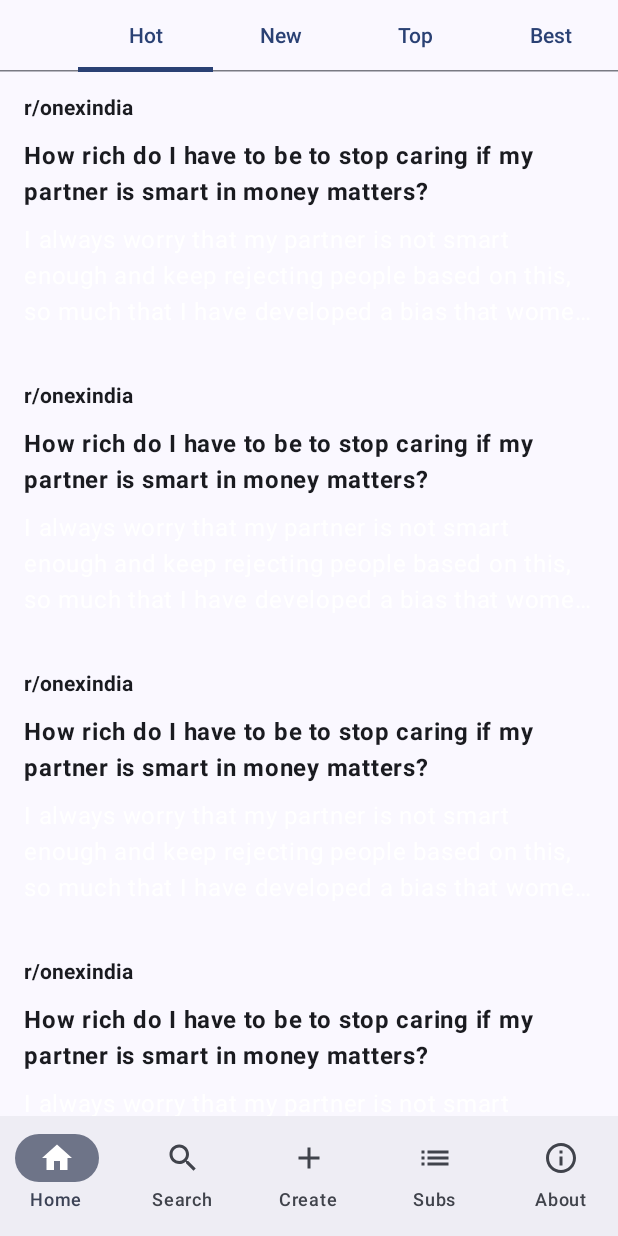
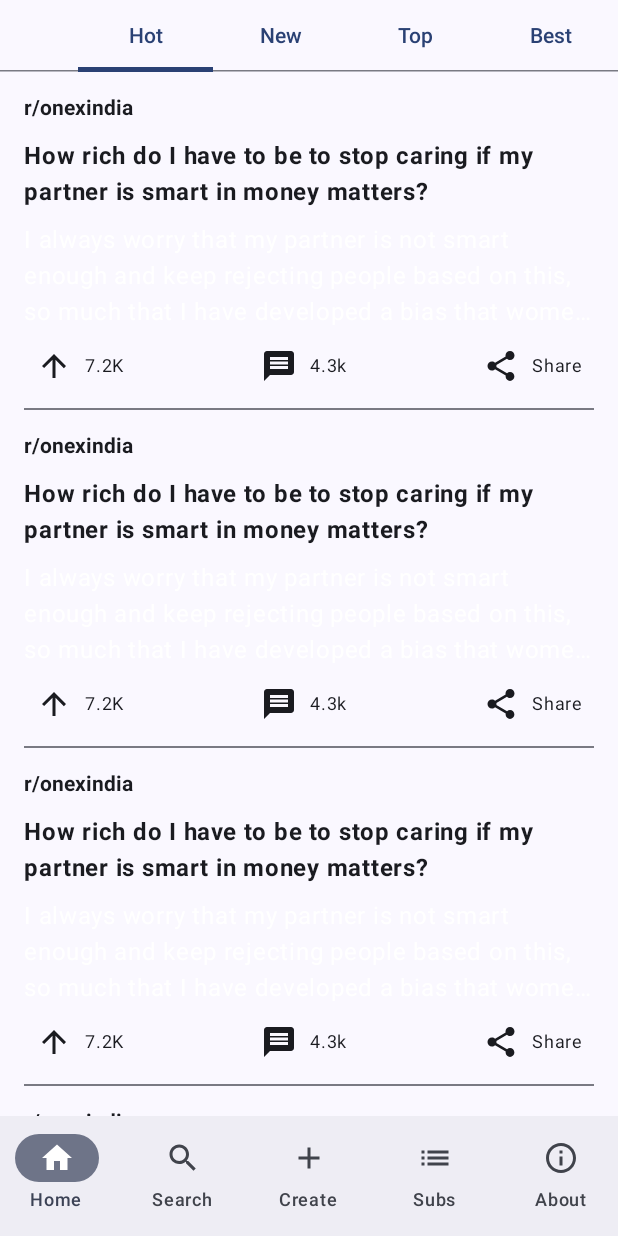
Before and after one commit to sahianmol1/Bronco-for-Reddit, an Android app built with Jetpack Compose: the screen it shows after launch (MainActivity), on a phone screen of 412 x 824 dp. Run offline under Robolectric (Android 15) with nearby library versions, the phone set to English and light mode, and no system bars.

Commit message:
complete post widget ui

```diff
--- a/app/build.gradle.kts
+++ b/app/build.gradle.kts
@@ -66,4 +66,8 @@ dependencies {
     androidTestImplementation("androidx.compose.ui:ui-test-junit4")
     debugImplementation("androidx.compose.ui:ui-tooling")
     debugImplementation("androidx.compose.ui:ui-test-manifest")
+
+    // Extended material icons
+    implementation("androidx.compose.material:material-icons-extended")
+
 }
--- a/app/src/main/java/com/bestway/broncoforreddit/ui/features/common/widgets/BRHorizontalPager.kt
+++ b/app/src/main/java/com/bestway/broncoforreddit/ui/features/common/widgets/BRHorizontalPager.kt
@@ -16,7 +16,7 @@ import androidx.compose.runtime.saveable.rememberSaveable
 import androidx.compose.ui.Alignment
 import androidx.compose.ui.Modifier
 import com.bestway.broncoforreddit.data.mock.MockPost
-import com.bestway.broncoforreddit.ui.features.home.components.PostWidget
+import com.bestway.broncoforreddit.ui.features.redditlistings.components.PostWidget
 
 @OptIn(ExperimentalFoundationApi::class)
 @Composable
--- a/app/src/main/java/com/bestway/broncoforreddit/ui/features/home/components/PostWidget.kt
+++ /dev/null
@@ -1,69 +0,0 @@
-package com.bestway.broncoforreddit.ui.features.home.components
-
-import androidx.compose.foundation.clickable
-import androidx.compose.foundation.layout.Column
-import androidx.compose.foundation.layout.padding
-import androidx.compose.material3.MaterialTheme
-import androidx.compose.material3.Text
-import androidx.compose.runtime.Composable
-import androidx.compose.ui.Modifier
-import androidx.compose.ui.text.TextStyle
-import androidx.compose.ui.text.font.FontWeight
-import androidx.compose.ui.text.style.TextOverflow
-import androidx.compose.ui.tooling.preview.Preview
-import androidx.compose.ui.unit.dp
-
-@Composable
-fun PostWidget(modifier: Modifier = Modifier) {
-  Column(
-    modifier = modifier
-      .clickable {  }
-      .padding(16.dp),
-  ) {
-    SubRedditName()
-    PostTitle()
-    PostDescription()
-  }
-}
-
-@Composable
-fun SubRedditName() {
-  Text(
-    modifier = Modifier.padding(bottom = 8.dp),
-    style = TextStyle(
-      fontWeight = FontWeight.Bold
-    ),
-    text = "r/onexindia",
-    maxLines = 1,
-    overflow = TextOverflow.Ellipsis
-  )
-}
-
-@Composable
-fun PostTitle() {
-  Text(
-    modifier = Modifier.padding(vertical = 4.dp),
-        fontWeight = FontWeight.Bold,
-    text = "How rich do I have to be to stop caring if my partner is smart in money matters?",
-    maxLines = 3,
-    overflow = TextOverflow.Ellipsis
-  )
-}
-
-@Composable
-fun PostDescription() {
-  Text(
-    modifier = Modifier.padding(vertical = 4.dp),
-    text =
-      "I always worry that my partner is not smart enough and keep rejecting people based on this, so much that I have developed a bias that women should have good money understanding. How should I stop caring about this. Please help.",
-    color = MaterialTheme.colorScheme.onSecondaryContainer,
-    maxLines = 3,
-    overflow = TextOverflow.Ellipsis
-  )
-}
-
-@Preview
-@Composable
-fun PostPreview() {
-  PostWidget()
-}
--- /dev/null
+++ b/app/src/main/java/com/bestway/broncoforreddit/ui/features/redditlistings/components/PostWidget.kt
@@ -0,0 +1,146 @@
+package com.bestway.broncoforreddit.ui.features.redditlistings.components
+
+import androidx.compose.foundation.clickable
+import androidx.compose.foundation.layout.Arrangement
+import androidx.compose.foundation.layout.Column
+import androidx.compose.foundation.layout.Row
+import androidx.compose.foundation.layout.fillMaxWidth
+import androidx.compose.foundation.layout.padding
+import androidx.compose.foundation.layout.wrapContentHeight
+import androidx.compose.material.icons.Icons
+import androidx.compose.material.icons.filled.ArrowUpward
+import androidx.compose.material.icons.filled.Message
+import androidx.compose.material.icons.filled.Share
+import androidx.compose.material3.Divider
+import androidx.compose.material3.Icon
+import androidx.compose.material3.MaterialTheme
+import androidx.compose.material3.Text
+import androidx.compose.runtime.Composable
+import androidx.compose.ui.Alignment
+import androidx.compose.ui.Modifier
+import androidx.compose.ui.graphics.vector.ImageVector
+import androidx.compose.ui.res.stringResource
+import androidx.compose.ui.text.TextStyle
+import androidx.compose.ui.text.font.FontWeight
+import androidx.compose.ui.text.style.TextAlign
+import androidx.compose.ui.text.style.TextOverflow
+import androidx.compose.ui.tooling.preview.Preview
+import androidx.compose.ui.unit.dp
+import androidx.compose.ui.unit.sp
+import com.bestway.broncoforreddit.R
+
+@Composable
+fun PostWidget(modifier: Modifier = Modifier) {
+    Column(
+        modifier = modifier
+            .clickable { }
+            .padding(top = 8.dp)
+            .padding(horizontal = 16.dp),
+    ) {
+        SubRedditName()
+        PostTitle()
+        PostDescription()
+        PostActions()
+        Divider(
+            modifier = Modifier
+                .padding(top = 8.dp)
+        )
+    }
+}
+
+@Composable
+fun SubRedditName() {
+    Text(
+        modifier = Modifier
+            .clickable {  }
+            .padding(vertical = 8.dp),
+        style = TextStyle(
+            fontWeight = FontWeight.Bold
+        ),
+        text = "r/onexindia",
+        maxLines = 1,
+        overflow = TextOverflow.Ellipsis
+    )
+}
+
+@Composable
+fun PostTitle() {
+    Text(
+        modifier = Modifier.padding(vertical = 4.dp),
+        fontWeight = FontWeight.Bold,
+        text = "How rich do I have to be to stop caring if my partner is smart in money matters?",
+        maxLines = 3,
+        overflow = TextOverflow.Ellipsis
+    )
+}
+
+@Composable
+fun PostDescription() {
+    Text(
+        modifier = Modifier.padding(vertical = 4.dp),
+        text =
+        "I always worry that my partner is not smart enough and keep rejecting people based on this, so much that I have developed a bias that women should have good money understanding. How should I stop caring about this. Please help.",
+        color = MaterialTheme.colorScheme.onSecondaryContainer,
+        maxLines = 3,
+        overflow = TextOverflow.Ellipsis
+    )
+}
+
+@Composable
+fun PostActions() {
+    Row(
+        modifier = Modifier
+            .fillMaxWidth(),
+        horizontalArrangement = Arrangement.SpaceBetween
+    ) {
+        PostActionItem(
+            icon = Icons.Default.ArrowUpward,
+            label = "7.2K",
+            actionDescription = stringResource(R.string.upvote)
+        )
+        PostActionItem(
+            icon = Icons.Default.Message,
+            label = "4.3k",
+            actionDescription = stringResource(R.string.comment)
+        )
+        PostActionItem(
+            icon = Icons.Default.Share,
+            label = stringResource(R.string.share),
+            actionDescription = stringResource(R.string.share)
+        )
+    }
+}
+
+@Composable
+fun PostActionItem(icon: ImageVector, label: String, actionDescription: String) {
+    Row(
+        modifier = Modifier
+            .wrapContentHeight()
+            .clickable { },
+        verticalAlignment = Alignment.CenterVertically
+    ) {
+        Icon(
+            modifier = Modifier
+                .padding(start = 8.dp)
+                .padding(vertical = 8.dp),
+            imageVector = icon,
+            contentDescription = stringResource(
+                R.string.post_action_content_description,
+                actionDescription
+            )
+        )
+        Text(
+            modifier = Modifier
+                .padding(horizontal = 8.dp, vertical = 8.dp),
+            text = label,
+            fontSize = 12.sp,
+            textAlign = TextAlign.Center
+        )
+    }
+}
+
+@Preview
+@Composable
+fun PostPreview() {
+    PostWidget()
+}
--- a/app/src/main/res/values/strings.xml
+++ b/app/src/main/res/values/strings.xml
@@ -12,4 +12,8 @@
     <string name="create">Create</string>
     <string name="subs">Subs</string>
     <string name="about">About</string>
+    <string name="post_action_content_description">Post Action %1$s</string>
+    <string name="upvote">Upvote</string>
+    <string name="comment">Comment</string>
+    <string name="share">Share</string>
 </resources>
```
